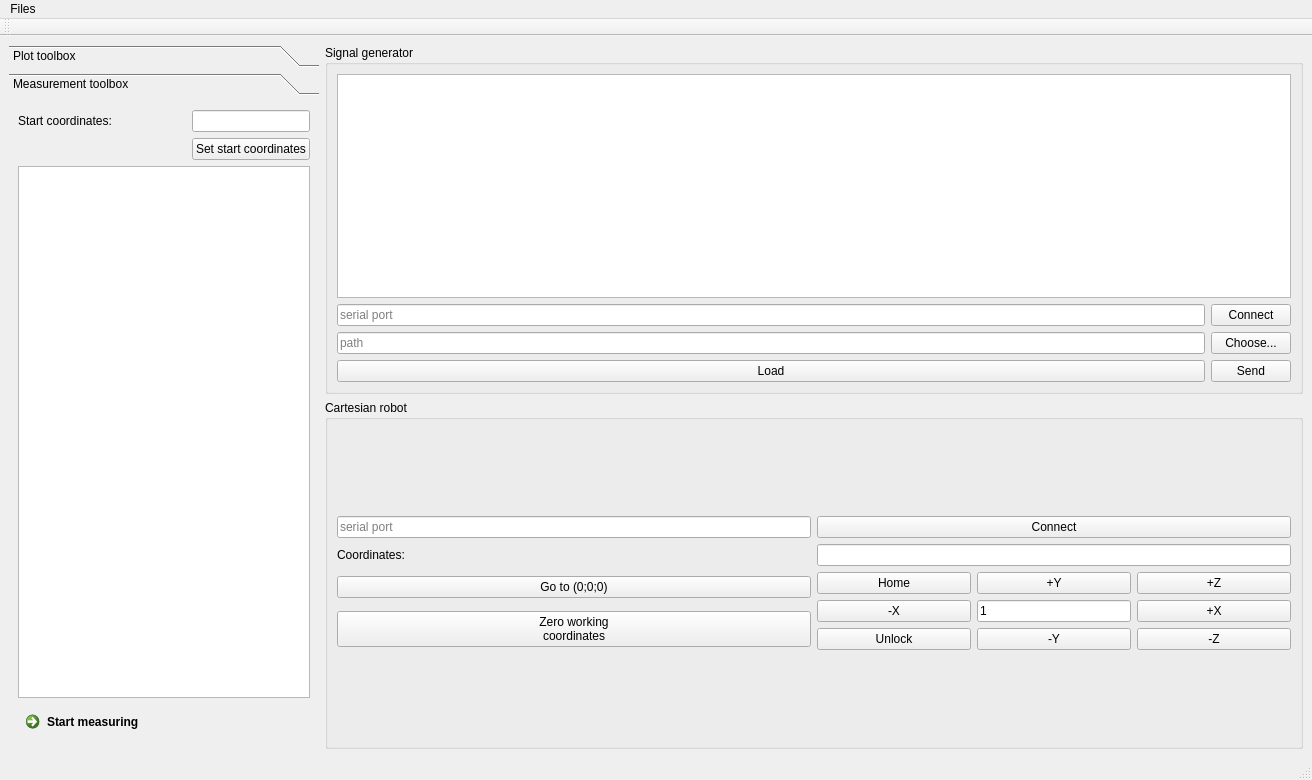
Before: the Qt Designer form surfaceS/ui/mainwindow.ui in chernandezLAI/surfaceS, drawn with Qt 5.
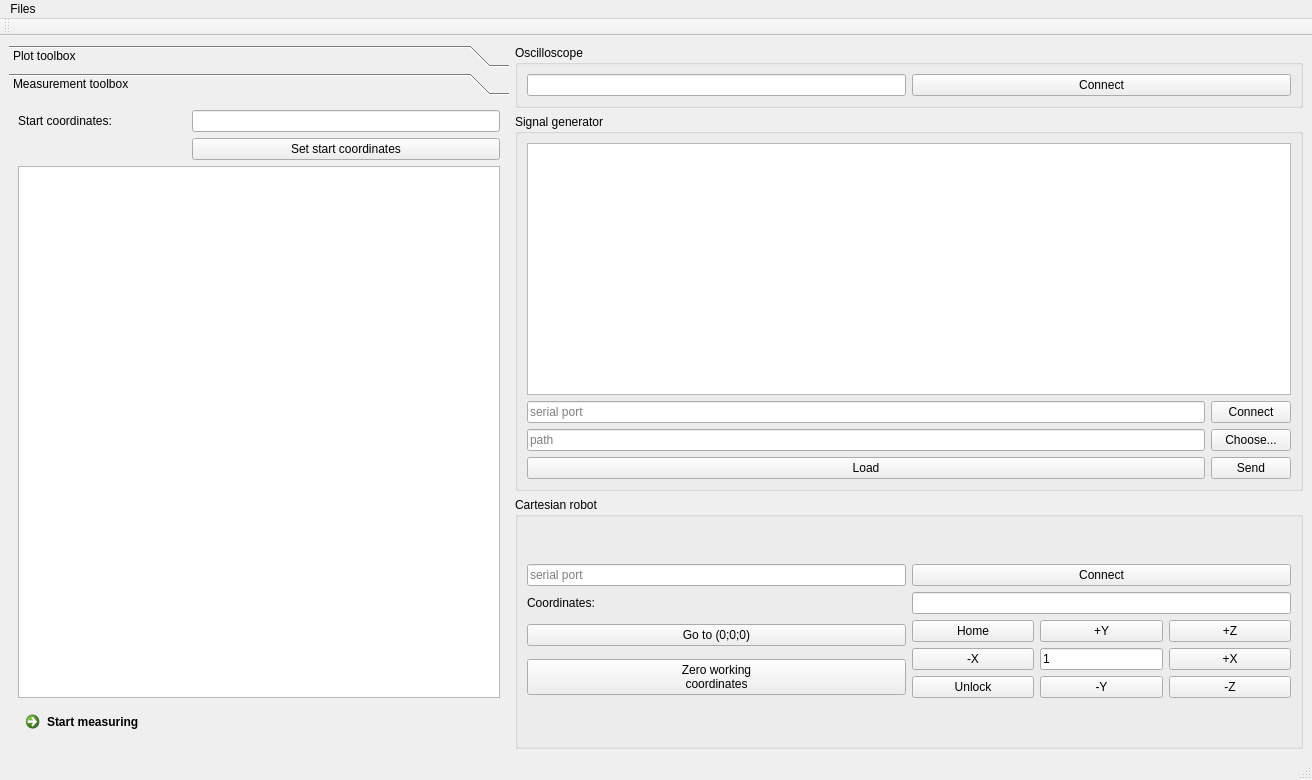
After: the same form once the commit is applied. The open tabs and pages were chosen to show the change.

Diff of the .ui file:
```diff
--- a/surfaceS/ui/mainwindow.ui
+++ b/surfaceS/ui/mainwindow.ui
@@ -21,15 +21,21 @@
     <item>
      <widget class="QToolBox" name="toolBox">
       <property name="sizePolicy">
-       <sizepolicy hsizetype="Fixed" vsizetype="Minimum">
+       <sizepolicy hsizetype="Maximum" vsizetype="Minimum">
         <horstretch>1</horstretch>
         <verstretch>1</verstretch>
        </sizepolicy>
       </property>
       <property name="minimumSize">
        <size>
-        <width>220</width>
-        <height>360</height>
+        <width>300</width>
+        <height>600</height>
+       </size>
+      </property>
+      <property name="maximumSize">
+       <size>
+        <width>500</width>
+        <height>16777215</height>
        </size>
       </property>
       <property name="currentIndex">
@@ -79,7 +85,7 @@
         <rect>
          <x>0</x>
          <y>0</y>
-         <width>329</width>
+         <width>500</width>
          <height>655</height>
         </rect>
        </property>
@@ -113,6 +119,12 @@
         </item>
         <item row="5" column="0" colspan="2">
          <widget class="QPlainTextEdit" name="jsonFormatParameters">
+          <property name="sizePolicy">
+           <sizepolicy hsizetype="Expanding" vsizetype="Expanding">
+            <horstretch>2</horstretch>
+            <verstretch>2</verstretch>
+           </sizepolicy>
+          </property>
           <property name="minimumSize">
            <size>
             <width>0</width>
@@ -137,12 +149,47 @@
     </item>
     <item>
      <layout class="QVBoxLayout" name="verticalLayout_3">
+      <item>
+       <widget class="QGroupBox" name="oscilloGroupBox">
+        <property name="title">
+         <string>Oscilloscope</string>
+        </property>
+        <layout class="QGridLayout" name="OscilloscopeGrid">
+         <item row="0" column="1">
+          <widget class="QPushButton" name="connectOscilloscopeButton">
+           <property name="sizePolicy">
+            <sizepolicy hsizetype="Preferred" vsizetype="Fixed">
+             <horstretch>0</horstretch>
+             <verstretch>0</verstretch>
+            </sizepolicy>
+           </property>
+           <property name="text">
+            <string>Connect</string>
+           </property>
+          </widget>
+         </item>
+         <item row="0" column="0">
+          <widget class="QLineEdit" name="oscilloscopeIPEdit">
+           <property name="sizePolicy">
+            <sizepolicy hsizetype="Preferred" vsizetype="Fixed">
+             <horstretch>0</horstretch>
+             <verstretch>0</verstretch>
+            </sizepolicy>
+           </property>
+           <property name="readOnly">
+            <bool>true</bool>
+           </property>
+          </widget>
+         </item>
+        </layout>
+       </widget>
+      </item>
       <item>
        <widget class="QGroupBox" name="groupBox">
         <property name="sizePolicy">
          <sizepolicy hsizetype="Expanding" vsizetype="Expanding">
           <horstretch>1</horstretch>
-          <verstretch>1</verstretch>
+          <verstretch>3</verstretch>
          </sizepolicy>
         </property>
         <property name="minimumSize">
@@ -156,7 +203,14 @@
         </property>
         <layout class="QVBoxLayout" name="verticalLayout_4">
          <item>
-          <widget class="QGraphicsView" name="graphicsView_2"/>
+          <widget class="QGraphicsView" name="graphicsView_2">
+           <property name="sizePolicy">
+            <sizepolicy hsizetype="Expanding" vsizetype="Minimum">
+             <horstretch>0</horstretch>
+             <verstretch>0</verstretch>
+            </sizepolicy>
+           </property>
+          </widget>
          </item>
          <item>
           <layout class="QGridLayout" name="gridLayout_2">
@@ -169,6 +223,9 @@
            </item>
            <item row="0" column="1">
             <widget class="QLineEdit" name="sgSerialPortEdit">
+             <property name="readOnly">
+              <bool>true</bool>
+             </property>
              <property name="placeholderText">
               <string>serial port</string>
              </property>
@@ -210,9 +267,9 @@
       <item>
        <widget class="QGroupBox" name="groupBox_2">
         <property name="sizePolicy">
-         <sizepolicy hsizetype="Minimum" vsizetype="Minimum">
+         <sizepolicy hsizetype="Expanding" vsizetype="Expanding">
           <horstretch>1</horstretch>
-          <verstretch>1</verstretch>
+          <verstretch>2</verstretch>
          </sizepolicy>
         </property>
         <property name="title">
```
Left out of the diff: 12 changed lines with no effect on the pictures.
